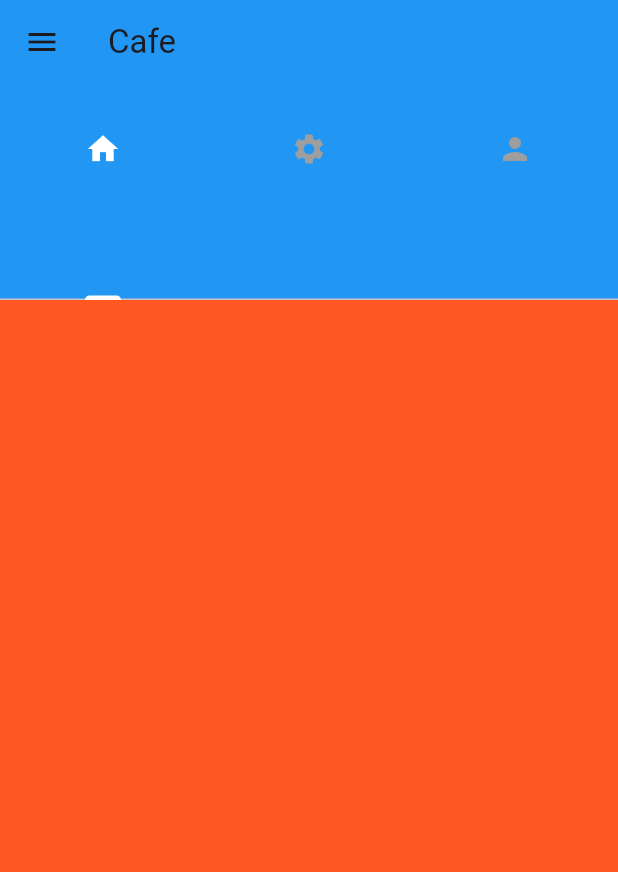
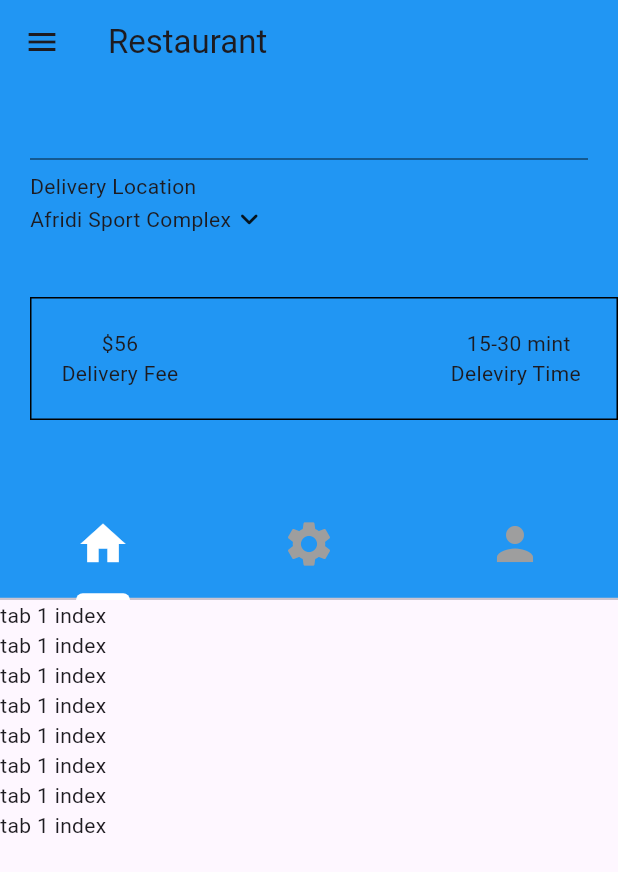
Before and after one commit to m-abid2232/resturant, a Flutter app: the Home screen opened directly, on a phone screen of 412 x 824 dp. Shown: the top 872 px of the screen. Run offline on Flutter 3.47's test engine with Material 3 defaults, Android fonts, the phone set to English and light mode, and no system bars; our stand-ins replace supabase_flutter; accounts and stored records are empty.

Commit message:
TabBar location and description added and also tab view and tab view bulider

```diff
--- a/lib/Pages/auth/home.dart
+++ b/lib/Pages/auth/home.dart
@@ -1,4 +1,6 @@
 import 'package:flutter/material.dart';
+import 'package:resturant/Pages/component/Current_location.dart';
+import 'package:resturant/Pages/component/description.dart';
 import 'package:resturant/Pages/component/drawer.dart';
 import 'package:resturant/Pages/component/sliverApp.dart';
 import 'package:resturant/Pages/component/tab.dart';
@@ -30,13 +32,45 @@ class _HomeState extends State<Home> with SingleTickerProviderStateMixin {
       drawer: MyDrawer(),
       body: NestedScrollView(headerSliverBuilder: (context, innerBoxIsScrolled)=>[
         Sliver(
-          child:  MyTabBar(tabController: _tabController),
-         title: Text("Cafe"),
+
+         title:  MyTabBar(tabController: _tabController),
+          child: Column(
+            mainAxisAlignment: MainAxisAlignment.end,
+            crossAxisAlignment: CrossAxisAlignment.start,
+            children: [
+              Divider(
+                indent: 20,
+                endIndent: 20,
+                color: Colors.black54,
+              ),
+              MyLocation(),
+              Description(),
+            ],
+          )
          ),
       ],
-       body: Container(
-        color: Colors.deepOrange,
-       ))
+       body: TabBarView(
+          controller: _tabController,
+          children: [
+            ListView.builder(
+               itemCount: 8,
+              itemBuilder: (context,index)=> Text("tab 1 index"),
+
+            ),
+            ListView.builder(
+               itemCount: 8,
+              itemBuilder: (context,index)=> Text("tab 1 index"),
+
+            ),
+            ListView.builder(
+               itemCount: 8,
+              itemBuilder: (context,index)=> Text("tab 1 index"),
+
+            ),
+
+          ],
+        ),
+      ),
     );
   }
 }
--- /dev/null
+++ b/lib/Pages/component/Current_location.dart
@@ -0,0 +1,47 @@
+import 'package:flutter/material.dart';
+
+class MyLocation extends StatelessWidget {
+  const MyLocation({super.key});
+
+  void openLocationSerchBox(BuildContext Context) {
+    showDialog(context: Context,
+    builder: (context) => AlertDialog(
+      title: Text("Your Location"),
+      icon: Icon(Icons.location_on_outlined),
+      content: TextField(
+        decoration: InputDecoration(hintText: ("Your Location")),
+      ),
+    actions: [
+      MaterialButton(onPressed: ()=> Navigator.pop(context),
+      child: Text("Cancel"),),
+      MaterialButton(onPressed: ()=> Navigator.pop(context),
+      child: Text("Save"),)
+    ],
+    ),
+
+    );
+
+  }
+
+  @override
+  Widget build(BuildContext context) {
+    return Padding(
+      padding: const EdgeInsets.only(left: 20,bottom: 40),
+      child: Column(
+        crossAxisAlignment: CrossAxisAlignment.start,
+        children: [
+          Text("Delivery Location"),
+          GestureDetector(
+            onTap:() => openLocationSerchBox(context),
+            child: Row(
+              children: [
+                Text("Afridi Sport Complex"),
+                Icon(Icons.keyboard_arrow_down_rounded)
+              ],
+            ),
+          )
+        ],
+      ),
+    );
+  }
+}
--- /dev/null
+++ b/lib/Pages/component/description.dart
@@ -0,0 +1,33 @@
+import 'package:flutter/material.dart';
+
+class Description extends StatelessWidget {
+  const Description({super.key});
+
+  @override
+  Widget build(BuildContext context) {
+    return Container(
+      decoration: BoxDecoration(
+        border: Border.all()
+      ),
+      padding: EdgeInsets.all(20),
+      margin: EdgeInsets.only(left: 20,bottom: 120),
+      child: Row(
+        mainAxisAlignment: MainAxisAlignment.spaceBetween,
+        children: [
+          Column(
+            children: [
+              Text('\$56'),
+              Text("Delivery Fee")
+            ],
+          ),
+          Column(
+            children: [
+              Text('15-30 mint'),
+              Text("Deleviry Time ")
+            ],
+          )
+        ],
+      ),
+    );
+  }
+}
--- a/lib/Pages/component/sliverApp.dart
+++ b/lib/Pages/component/sliverApp.dart
@@ -7,16 +7,20 @@ class Sliver extends StatelessWidget {
   @override
   Widget build(BuildContext context) {
     return SliverAppBar(
-      expandedHeight: 200,
+      expandedHeight: 400,
       collapsedHeight: 100,
       floating: true,
       pinned: false,
       snap: false,
       backgroundColor: Colors.blue,
 
-      title: title,
+      title: const Text("Restaurant"),
       flexibleSpace: FlexibleSpaceBar(
         background: child,
+        title: title,
+        centerTitle: true,
+        titlePadding: EdgeInsets.only(left: 0, bottom: 0, right: 0),
+        expandedTitleScale: 1.5,
       ),
     );
   }
```
